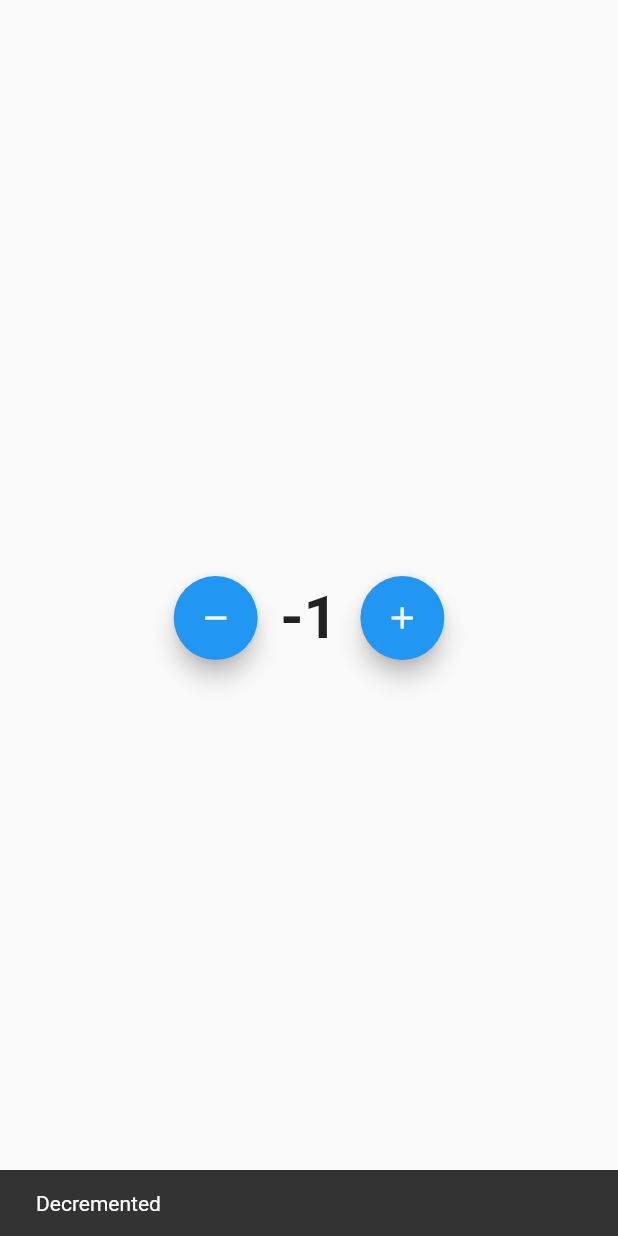
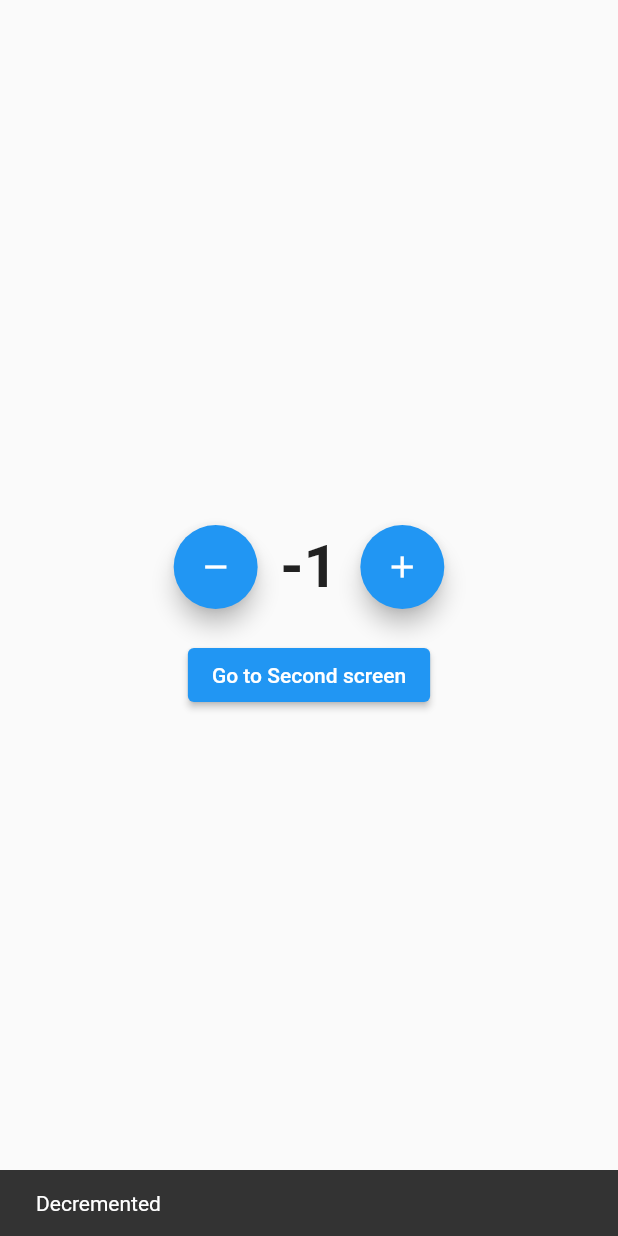
Before and after one commit to kamal614/BLoc_Counter_App, a Flutter app: the screen it shows after launch, after a tap on the "remove" icon, on a phone screen of 412 x 824 dp. Run offline on Flutter 3.47's test engine with Material 2 defaults, Android fonts, the phone set to English and light mode, and no system bars; our stand-ins replace bloc, equatable, flutter_bloc.

Commit message:
BLoC Structure Implemented

```diff
--- a/lib/main.dart
+++ b/lib/main.dart
@@ -1,13 +1,13 @@
-import 'package:bloc_counter/cubit/counter_cubit.dart';
+import 'package:bloc_counter/logic/cubit/counter_cubit.dart';
 import 'package:flutter/material.dart';
 import 'package:flutter_bloc/flutter_bloc.dart';
 
-import 'screen/homescreen.dart';
+import 'presentation/screen/homescreen.dart';
 
 void main() {
   final CounterState counterState1 = CounterState(counterValue: 1);
   final CounterState counterState2 = CounterState(counterValue: 1);
-  print(counterState1 == counterState2);
+
   runApp(const MyApp());
 }
 
--- /dev/null
+++ b/lib/presentation/screen/homescreen.dart
@@ -0,0 +1,72 @@
+import 'package:flutter/material.dart';
+import 'package:flutter_bloc/flutter_bloc.dart';
+
+import '../../logic/cubit/counter_cubit.dart';
+
+// import '../cubit/counter_cubit.dart';
+
+class MyHomePage extends StatefulWidget {
+  const MyHomePage({super.key});
+
+  @override
+  State<MyHomePage> createState() => _MyHomePageState();
+}
+
+class _MyHomePageState extends State<MyHomePage> {
+  @override
+  Widget build(BuildContext context) {
+    return Scaffold(
+      body: Center(
+        child: Column(
+          mainAxisAlignment: MainAxisAlignment.center,
+          children: [
+            Row(
+              mainAxisAlignment: MainAxisAlignment.center,
+              children: [
+                FloatingActionButton(
+                  onPressed: () {
+                    BlocProvider.of<CounterCubit>(context).decrement();
+                  },
+                  tooltip: "Decrement",
+                  child: const Icon(Icons.remove),
+                ),
+                const SizedBox(width: 15),
+                BlocConsumer<CounterCubit, CounterState>(
+                  listener: (context, state) {
+                    if (state.wasIncremented!) {
+                      ScaffoldMessenger.of(context).showSnackBar(const SnackBar(
+                        content: Text("Incremented"),
+                      ));
+                    } else {
+                      ScaffoldMessenger.of(context).showSnackBar(const SnackBar(
+                        content: Text("Decremented"),
+                      ));
+                    }
+                  },
+                  builder: (context, state) {
+                    return Text(
+                      state.counterValue.toString(),
+                      style: const TextStyle(
+                          fontSize: 40, fontWeight: FontWeight.bold),
+                    );
+                  },
+                ),
+                const SizedBox(width: 15),
+                FloatingActionButton(
+                  onPressed: () {
+                    BlocProvider.of<CounterCubit>(context).increment();
+                  },
+                  tooltip: "Increment",
+                  child: const Icon(Icons.add),
+                ),
+              ],
+            ),
+            const SizedBox(height: 20),
+            ElevatedButton(
+                onPressed: () {}, child: const Text("Go to Second screen"))
+          ],
+        ),
+      ),
+    );
+  }
+}
--- a/lib/screen/homescreen.dart
+++ b/lib/presentation/screen/secondscreen.dart
@@ -1,7 +1,9 @@
 import 'package:flutter/material.dart';
 import 'package:flutter_bloc/flutter_bloc.dart';
 
-import '../cubit/counter_cubit.dart';
+import '../../logic/cubit/counter_cubit.dart';
+
+// import '../cubit/counter_cubit.dart';
 
 class MyHomePage extends StatefulWidget {
   const MyHomePage({super.key});
```
Also changed, not shown: lib/logic/cubit/counter_cubit.dart (renamed from lib/cubit/counter_cubit.dart), lib/logic/cubit/counter_state.dart (renamed from lib/cubit/counter_state.dart), 1 other file.
